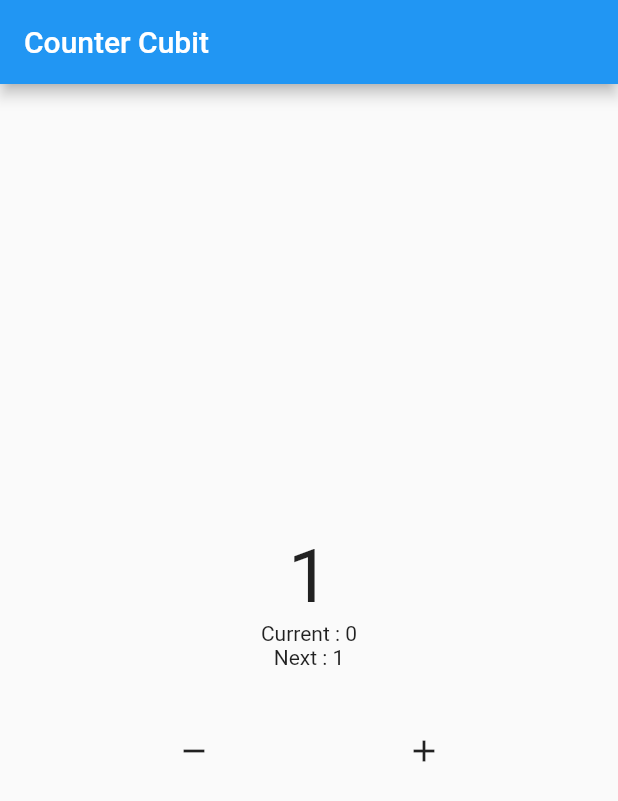
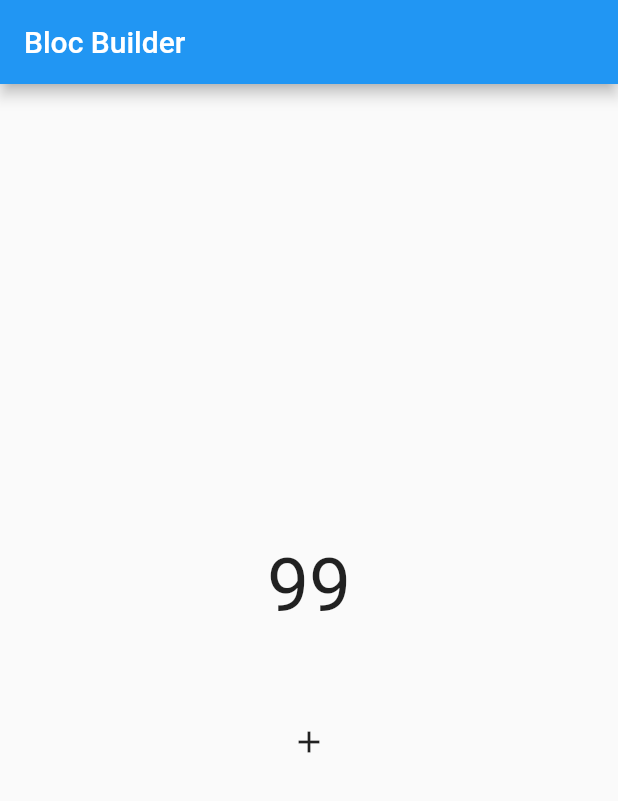
Before and after one commit to arqomanwar/latihan_bloc, a Flutter app: the screen it shows after launch, after a tap on the "add" icon, on a phone screen of 412 x 824 dp. Shown: the top 801 px of the screen. Run offline on Flutter 3.47's test engine with Material 2 defaults, Android fonts, the light colour scheme and no system bars; our stand-ins replace bloc, flutter_bloc; missing offline and left inert: dart:html.

Commit message:
konsep blocbuilder

```diff
--- /dev/null
+++ b/latihan_bloc/lib/lessons/bloc_builder_page.dart
@@ -0,0 +1,48 @@
+import 'package:flutter_bloc/flutter_bloc.dart';
+
+import 'bloc/counter.dart';
+import 'package:flutter/material.dart';
+
+class BlocBuilderPage extends StatelessWidget {
+  BlocBuilderPage({super.key});
+
+  final Counter myCounter = Counter(init: 99);
+
+  @override
+  Widget build(BuildContext context) {
+    return Scaffold(
+      appBar: AppBar(title: const Text("Bloc Builder")),
+      body: Column(
+        mainAxisAlignment: MainAxisAlignment.center,
+        children: [
+          BlocBuilder<Counter, int>(
+            bloc: myCounter,
+            buildWhen: (previous, current) {
+              if (current >= 102) {
+                return true;
+              } else {
+                return false;
+              }
+            },
+            builder: (context, state) {
+              return Text(
+                "$state",
+                style: const TextStyle(fontSize: 50),
+              );
+            },
+          ),
+          const SizedBox(height: 50),
+          Row(
+            mainAxisAlignment: MainAxisAlignment.spaceEvenly,
+            children: [
+              IconButton(
+                onPressed: myCounter.decrement,
+                icon: const Icon(Icons.add),
+              ),
+            ],
+          ),
+        ],
+      ),
+    );
+  }
+}
--- a/latihan_bloc/lib/main.dart
+++ b/latihan_bloc/lib/main.dart
@@ -1,5 +1,5 @@
 import 'package:flutter/material.dart';
-import 'lessons/counter_page.dart';
+import 'lessons/bloc_builder_page.dart';
 
 void main() {
   runApp(const MyApp());
@@ -13,7 +13,7 @@ class MyApp extends StatelessWidget {
   Widget build(BuildContext context) {
     return MaterialApp(
       debugShowCheckedModeBanner: false,
-      home: CounterPage(),
+      home: BlocBuilderPage(),
     );
   }
 }
```
